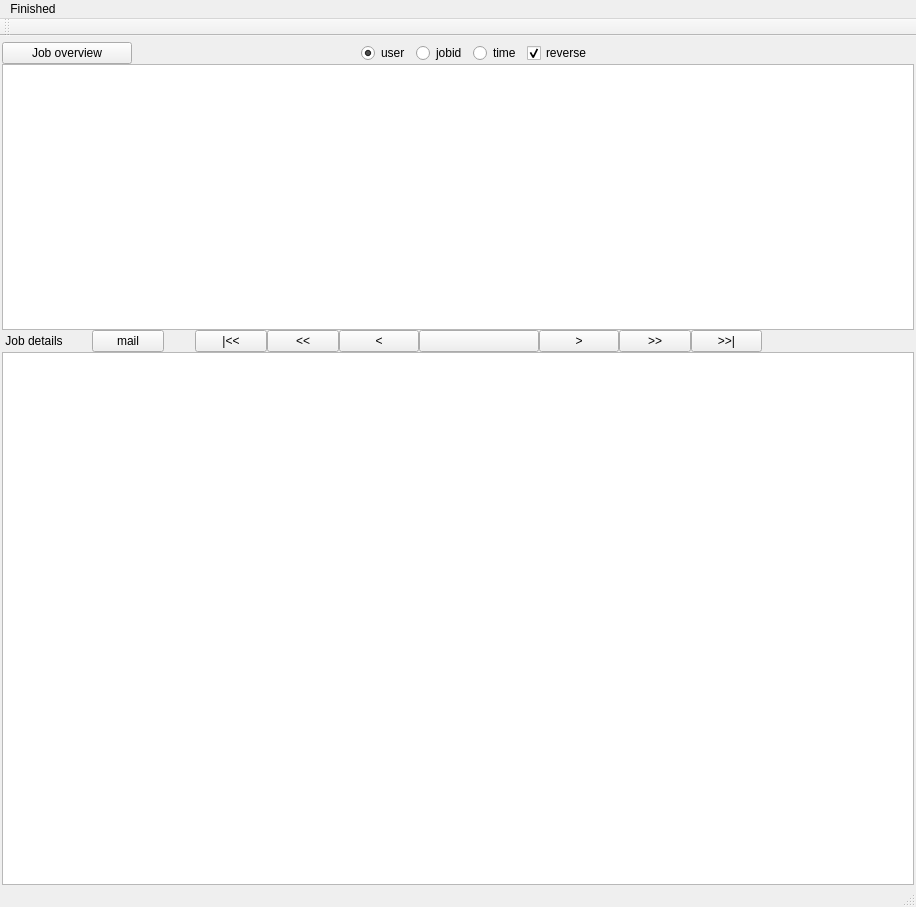
This is dashboard2/finished.ui in etijskens/job-monitoring as Qt 5 draws it before an edit. The edited form follows.
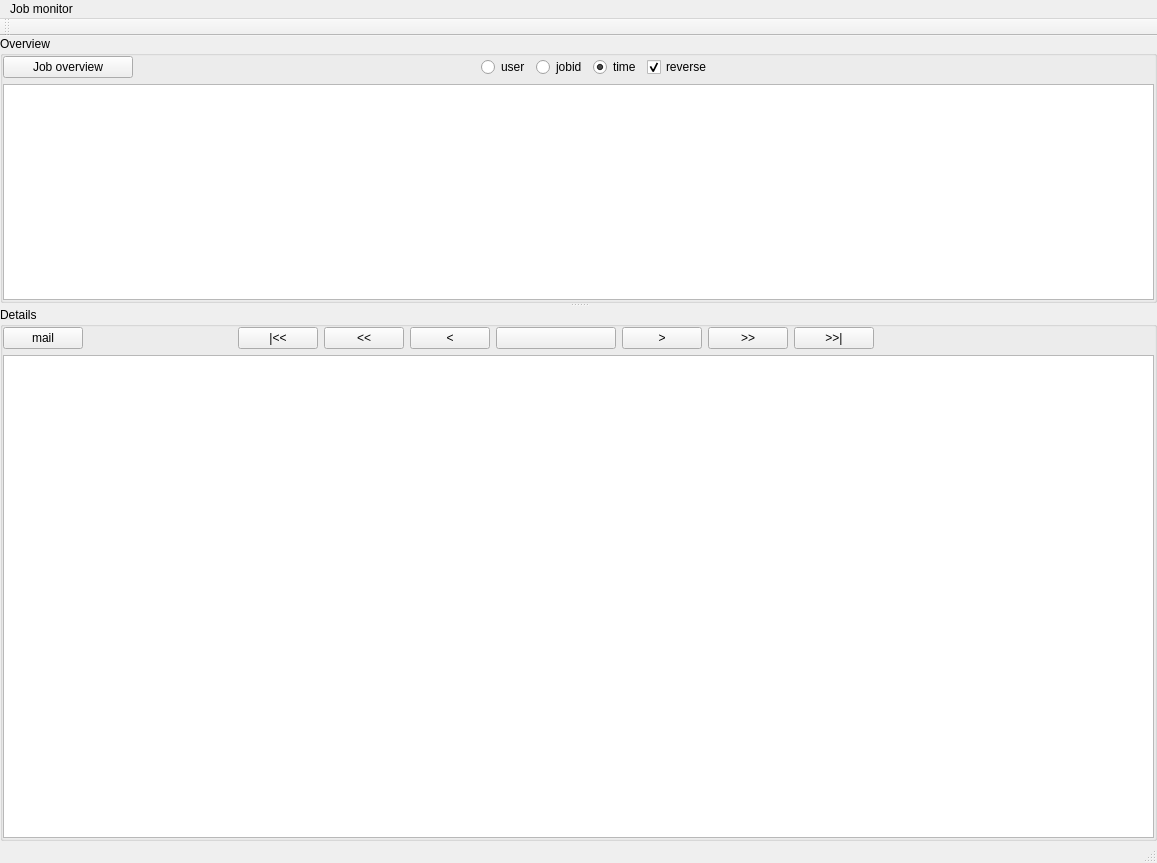
This is the edited form.

Commit message: finished.py adjusted for viewing offline monitored jobs

The edit to the form file:
```diff
--- a/dashboard2/finished.ui
+++ b/dashboard2/finished.ui
@@ -6,32 +6,72 @@
    <rect>
     <x>0</x>
     <y>0</y>
-    <width>916</width>
-    <height>907</height>
+    <width>1157</width>
+    <height>863</height>
    </rect>
   </property>
   <property name="sizePolicy">
-   <sizepolicy hsizetype="Preferred" vsizetype="Minimum">
-    <horstretch>0</horstretch>
-    <verstretch>0</verstretch>
+   <sizepolicy hsizetype="Preferred" vsizetype="Preferred">
+    <horstretch>1</horstretch>
+    <verstretch>1</verstretch>
    </sizepolicy>
   </property>
   <property name="windowTitle">
    <string>MainWindow</string>
   </property>
   <widget class="QWidget" name="centralWidget">
+   <property name="sizePolicy">
+    <sizepolicy hsizetype="Expanding" vsizetype="Expanding">
+     <horstretch>1</horstretch>
+     <verstretch>1</verstretch>
+    </sizepolicy>
+   </property>
    <layout class="QVBoxLayout" name="verticalLayout_3">
-    <property name="spacing">
+    <property name="leftMargin">
      <number>0</number>
     </property>
+    <property name="topMargin">
+     <number>0</number>
+    </property>
+    <property name="rightMargin">
+     <number>0</number>
+    </property>
+    <property name="bottomMargin">
+     <number>0</number>
+    </property>
+    <item>
+     <widget class="QSplitter" name="qwSplitter">
+      <property name="sizePolicy">
+       <sizepolicy hsizetype="Preferred" vsizetype="Preferred">
+        <horstretch>1</horstretch>
+        <verstretch>1</verstretch>
+       </sizepolicy>
+      </property>
+      <property name="orientation">
+       <enum>Qt::Vertical</enum>
+      </property>
+      <widget class="QGroupBox" name="groupBox">
+       <property name="sizePolicy">
+        <sizepolicy hsizetype="Preferred" vsizetype="Preferred">
+         <horstretch>1</horstretch>
+         <verstretch>1</verstretch>
+        </sizepolicy>
+       </property>
+       <property name="autoFillBackground">
+        <bool>true</bool>
+       </property>
+       <property name="title">
+        <string>Overview</string>
+       </property>
+       <layout class="QVBoxLayout" name="verticalLayout" stretch="0,0">
     <property name="leftMargin">
-     <number>2</number>
+         <number>0</number>
     </property>
     <property name="topMargin">
-     <number>6</number>
+         <number>0</number>
     </property>
     <property name="rightMargin">
-     <number>2</number>
+         <number>0</number>
     </property>
     <property name="bottomMargin">
      <number>0</number>
@@ -89,7 +129,7 @@
          <string>user</string>
         </property>
         <property name="checked">
-         <bool>true</bool>
+             <bool>false</bool>
         </property>
        </widget>
       </item>
@@ -105,6 +145,9 @@
         <property name="text">
          <string>time</string>
         </property>
+            <property name="checked">
+             <bool>true</bool>
+            </property>
        </widget>
       </item>
       <item>
@@ -153,11 +196,39 @@
       <property name="sizePolicy">
        <sizepolicy hsizetype="Expanding" vsizetype="Expanding">
         <horstretch>0</horstretch>
-        <verstretch>1</verstretch>
+            <verstretch>0</verstretch>
        </sizepolicy>
       </property>
      </widget>
     </item>
+       </layout>
+      </widget>
+      <widget class="QGroupBox" name="groupBox_2">
+       <property name="sizePolicy">
+        <sizepolicy hsizetype="Preferred" vsizetype="Preferred">
+         <horstretch>1</horstretch>
+         <verstretch>2</verstretch>
+        </sizepolicy>
+       </property>
+       <property name="autoFillBackground">
+        <bool>true</bool>
+       </property>
+       <property name="title">
+        <string>Details</string>
+       </property>
+       <layout class="QVBoxLayout" name="verticalLayout_2">
+        <property name="leftMargin">
+         <number>0</number>
+        </property>
+        <property name="topMargin">
+         <number>0</number>
+        </property>
+        <property name="rightMargin">
+         <number>0</number>
+        </property>
+        <property name="bottomMargin">
+         <number>0</number>
+        </property>
     <item>
      <layout class="QHBoxLayout" name="details_navigation">
       <property name="spacing">
@@ -166,25 +237,6 @@
       <property name="bottomMargin">
        <number>0</number>
       </property>
-      <item>
-       <widget class="QLabel" name="qwJobDetails_2">
-        <property name="minimumSize">
-         <size>
-          <width>90</width>
-          <height>0</height>
-         </size>
-        </property>
-        <property name="maximumSize">
-         <size>
-          <width>16777215</width>
-          <height>16777215</height>
-         </size>
-        </property>
-        <property name="text">
-         <string> Job details</string>
-        </property>
-       </widget>
-      </item>
       <item>
        <widget class="QPushButton" name="qwMail">
         <property name="minimumSize">
@@ -361,29 +413,27 @@
     </item>
    </layout>
   </widget>
+     </widget>
+    </item>
+   </layout>
+  </widget>
   <widget class="QMenuBar" name="menuBar">
    <property name="geometry">
     <rect>
      <x>0</x>
      <y>0</y>
-     <width>916</width>
+     <width>1157</width>
      <height>22</height>
     </rect>
    </property>
-   <widget class="QMenu" name="qwMenu">
+   <widget class="QMenu" name="menuJob_monitor">
     <property name="title">
-     <string>Finished</string>
+     <string>Job monitor</string>
     </property>
    </widget>
-   <addaction name="qwMenu"/>
+   <addaction name="menuJob_monitor"/>
   </widget>
   <widget class="QToolBar" name="mainToolBar">
-   <property name="sizePolicy">
-    <sizepolicy hsizetype="Preferred" vsizetype="Preferred">
-     <horstretch>0</horstretch>
-     <verstretch>0</verstretch>
-    </sizepolicy>
-   </property>
    <attribute name="toolBarArea">
     <enum>TopToolBarArea</enum>
    </attribute>
```
Lines whose indentation alone changed are shown as unchanged. The commit also changes 7 other files.
